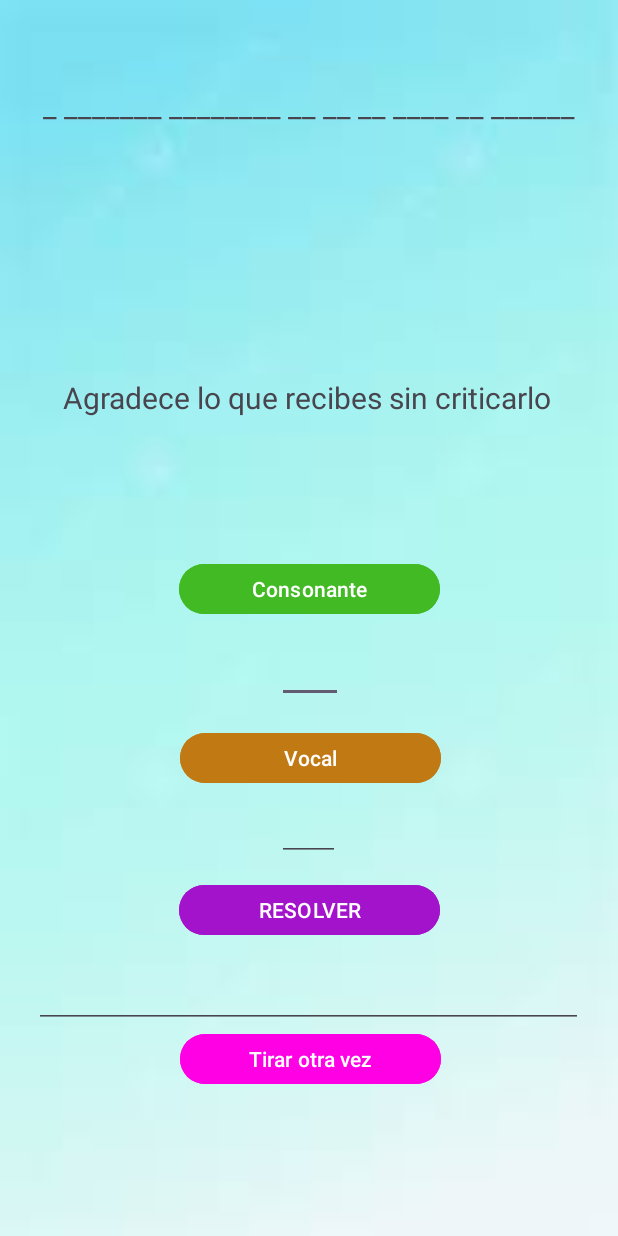
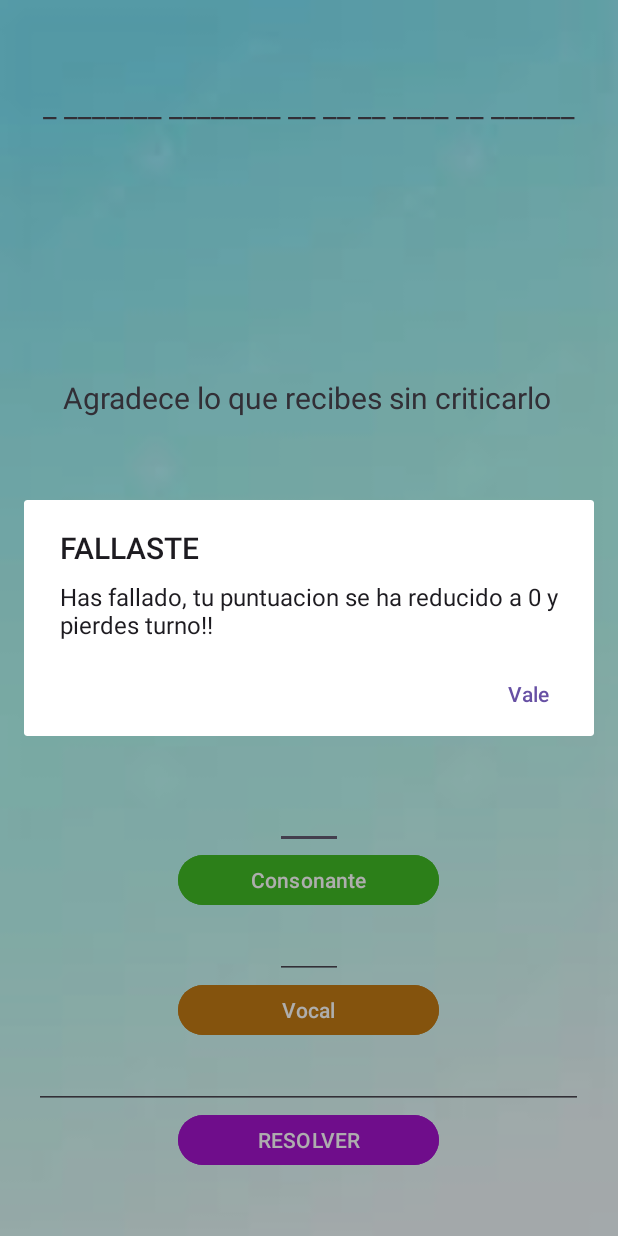
Before and after one commit to Alejan5drox-08M/Ruletilla_Suertuda, an Android app: the MainActivity3 screen opened directly, with no data from a screen before it, after a tap on "RESOLVER", on a phone screen of 412 x 824 dp. Run offline under Robolectric (Android 15) with nearby library versions, the phone set to English and light mode, and no system bars.

Commit message:
Commit almost finished

```diff
--- /dev/null
+++ b/app/src/main/java/com/example/ruletasuerte_isaacalejandro/Builder.kt
@@ -0,0 +1,33 @@
+package com.example.ruletasuerte_isaacalejandro
+
+import android.app.Activity
+import android.content.Context
+import android.content.Intent
+import androidx.appcompat.app.AlertDialog
+
+
+class Builder{
+
+    fun dialog(titulo:String,mensaje:String,mensajeboton:String,context: Context){
+        val builder = AlertDialog.Builder(context)
+        builder.setTitle(titulo)
+        builder.setMessage(mensaje)
+        builder.setPositiveButton(mensajeboton) { dialog, which ->
+        }
+        val dialog = builder.create()
+        dialog.show()
+    }
+    fun dialogIntent(titulo:String,mensaje:String,mensajeboton:String,context: Context,targetActivity: Class<out Activity>){
+        val builder = AlertDialog.Builder(context)
+        builder.setTitle(titulo)
+        builder.setMessage(mensaje)
+        builder.setPositiveButton(mensajeboton) { dialog, which ->
+            val intent = Intent(context, targetActivity)
+            if (intent.resolveActivity(context.packageManager) != null) {
+                context.startActivity(intent)
+            }
+        }
+        val dialog = builder.create()
+        dialog.show()
+    }
+}
--- /dev/null
+++ b/app/src/main/java/com/example/ruletasuerte_isaacalejandro/GestorTurnos.kt
@@ -0,0 +1,21 @@
+package com.example.ruletasuerte_isaacalejandro
+
+import android.content.SharedPreferences
+
+class GestorTurnos(private val totalJugadores: Int, private val sharedPreferences: SharedPreferences) {
+    var contador: Int
+        get() = sharedPreferences.getInt("turno", 1)  // Recuperar el turno guardado
+        set(value) = sharedPreferences.edit().putInt("turno", value).apply()  // Guardar el nuevo turno
+
+    /**
+     * Obtiene el jugador actual y avanza al siguiente turno.
+     */
+    fun siguienteTurno(): Int {
+        val jugadorActual = contador
+        contador++
+        if (contador > totalJugadores) {
+            contador = 1
+        }
+        return jugadorActual
+    }
+}
--- /dev/null
+++ b/app/src/main/java/com/example/ruletasuerte_isaacalejandro/Jugadores.kt
@@ -0,0 +1,24 @@
+package com.example.ruletasuerte_isaacalejandro
+
+import android.content.SharedPreferences
+
+class Jugadores {
+    var puntuaciones = MutableList(4) { 0 }
+
+    // Cargar las puntuaciones desde SharedPreferences
+    fun cargarPuntuaciones(sharedPreferences: SharedPreferences) {
+        // Verificamos si los valores están siendo correctamente cargados desde SharedPreferences
+        for (i in 0 until 4) {
+            puntuaciones[i] = sharedPreferences.getInt("puntuacionJugador${i + 1}", 0)
+        }
+    }
+
+    // Guardar las puntuaciones en SharedPreferences
+    fun guardarPuntuaciones(sharedPreferences: SharedPreferences) {
+        val editor = sharedPreferences.edit()
+        for (i in 0 until 4) {
+            editor.putInt("puntuacionJugador${i + 1}", puntuaciones[i])
+        }
+        editor.apply()
+    }
+}
--- a/app/src/main/java/com/example/ruletasuerte_isaacalejandro/MainActivity.kt
+++ b/app/src/main/java/com/example/ruletasuerte_isaacalejandro/MainActivity.kt
@@ -20,6 +20,10 @@ class MainActivity : AppCompatActivity() {
         val editor = sharedPreferences.edit()
         editor.clear() // Borra todos los valores guardados
         editor.apply()
+        val sharedPreferences1=getSharedPreferences("gameData", MODE_PRIVATE)
+        val editor1=sharedPreferences1.edit()
+        editor1.clear()
+        editor1.apply()
 
 
         mibinding=ActivityMainBinding.inflate(layoutInflater)
--- a/app/src/main/java/com/example/ruletasuerte_isaacalejandro/MainActivity3.kt
+++ b/app/src/main/java/com/example/ruletasuerte_isaacalejandro/MainActivity3.kt
@@ -2,7 +2,9 @@ package com.example.ruletasuerte_isaacalejandro
 
 import android.content.Context
 import android.content.Intent
+import android.content.SharedPreferences
 import android.os.Bundle
+import android.util.Log
 import android.widget.EditText
 import android.widget.Toast
 import androidx.activity.enableEdgeToEdge
@@ -17,11 +19,14 @@ import com.example.ruletasuerte_isaacalejandro.databinding.ActivityMain3Binding
 class MainActivity3 : AppCompatActivity() {
     lateinit var mibinding: ActivityMain3Binding
     lateinit var mibinding2: ActivityMain2Binding
-    val panel = Paneles()  // Instancia de la clase Paneles
+    val panel = Paneles()
     var frase = ""
     var pista = ""
     var estadoFrase = ""
-
+    lateinit var gestorTurnos: GestorTurnos
+    lateinit var builder: Builder
+    var jugadores=Jugadores()
+    lateinit var sharedPreferences: SharedPreferences
     override fun onCreate(savedInstanceState: Bundle?) {
         super.onCreate(savedInstanceState)
         enableEdgeToEdge()
@@ -30,9 +35,18 @@ class MainActivity3 : AppCompatActivity() {
         mibinding2 = ActivityMain2Binding.inflate(layoutInflater)
         setContentView(mibinding.root)
 
+        // Inicializar el botón deshabilitado
+        mibinding.botonTirarotravez.isVisible = false
+
         // Recuperar el número de jugadores de SharedPreferences
-        var sharedPreferences = getSharedPreferences("gameData", MODE_PRIVATE)
+        sharedPreferences = getSharedPreferences("gameData", MODE_PRIVATE)
         val numeroJugadores = sharedPreferences.getInt("numeroJugadores", 2) // 2 es el valor por defecto
+        val multiplicador= intent.getIntExtra("multiplicador",0)
+        gestorTurnos=GestorTurnos(numeroJugadores,sharedPreferences)
+        builder=Builder()
+        jugadores.cargarPuntuaciones(sharedPreferences)
+        val jugadorActual = sharedPreferences.getInt("jugadorActual", 1)
+
 
         if (numeroJugadores == 2) {
             mibinding2.layoutJugador3.isVisible = false
@@ -44,20 +58,17 @@ class MainActivity3 : AppCompatActivity() {
 
 
 
-        // Recuperar la frase y la pista desde SharedPreferences
-        sharedPreferences = getSharedPreferences("panelData", Context.MODE_PRIVATE)
+        val sharedPreferences = getSharedPreferences("panelData", Context.MODE_PRIVATE)
         frase = sharedPreferences.getString("frase", "") ?: ""
         pista = sharedPreferences.getString("pista", "") ?: ""
         estadoFrase = sharedPreferences.getString("estadoFrase", "").orEmpty()
         if (frase.isEmpty() || pista.isEmpty()) {
             obtenerNuevoPanel() // Obtiene una nueva frase y pista
         }
-
         // Si no se ha guardado el estado de la frase, inicializamos con guiones bajos
         if (estadoFrase.isEmpty()) {
             estadoFrase = frase.ocultar()
         }
-
         mibinding.textViewPanel.text = estadoFrase
         mibinding.textViewPista.text = pista
 
@@ -69,39 +80,21 @@ class MainActivity3 : AppCompatActivity() {
 
         // Listener del botón Consonante
         mibinding.botonConsonante.setOnClickListener {
-            comprobarLetra(mibinding.editTextTextConsonante,"aeiou", "Introduce una consonante válida")
+            comprobarLetra(mibinding.editTextTextConsonante,"aeiou", "Introduce una consonante válida",multiplicador,jugadorActual)
         }
 
         mibinding.botonVocal.setOnClickListener {
-            comprobarLetra(mibinding.editTextTextVocal,"bcdfghjklmnñpqrstvwxyz", "Introduce una vocal válida")
-
+            comprobarLetra(mibinding.editTextTextVocal,"bcdfghjklmnñpqrstvwxyz", "Introduce una vocal válida",multiplicador,jugadorActual)
+            /*mibinding.botonVocal.isEnabled = false
+            mibinding.editTextTextVocal.isEnabled = false*/
         }
 
         // Cuando el jugador resuelve el panel, navega hacia MainActivity2
         mibinding.botonResolver.setOnClickListener {
-            val solucion = mibinding.editTextTextResolver.text.toString().trim()
-            val fraseOriginal = frase.trim()
-
-            if (solucion.equals(fraseOriginal, ignoreCase = true)){
-                Toast.makeText(this, "Correcto", Toast.LENGTH_SHORT).show()
-
-                obtenerNuevoPanel()
-
-                // Navegar a la pantalla de siguiente panel o reiniciar
-                val intent = Intent(this, MainActivity2::class.java)
-                if (intent.resolveActivity(packageManager) != null) {
-                    startActivity(intent)
-                }
-            } else {
-                Toast.makeText(this, "Respuesta incorrecta", Toast.LENGTH_SHORT).show()
-                mibinding.editTextTextResolver.text.clear()
-            }
+            resolverPanel(jugadorActual)
         }
         mibinding.botonTirarotravez.setOnClickListener {
-            val intent = Intent(this, MainActivity2::class.java)
-            if (intent.resolveActivity(packageManager) != null) {
-                startActivity(intent)
-            }
+            Intent()
         }
     }
 
@@ -119,23 +112,62 @@ class MainActivity3 : AppCompatActivity() {
         editor.putString("estadoFrase", frase.ocultar()) // Inicializar la frase oculta
         editor.apply()
     }
+    private fun resolverPanel(jugadorActual:Int){
+        val solucion = mibinding.editTextTextResolver.text.toString().trim()
+        val fraseOriginal = frase.trim()
 
-    fun comprobarLetra(editText: EditText,letras: String, mensaje: String) {
-        val sharedPreferences = getSharedPreferences("panelData", Context.MODE_PRIVATE)
-        val letra = editText.text.toString().lowercase().firstOrNull()
+        if (solucion.equals(fraseOriginal, ignoreCase = true)){
+            builder.dialogIntent("GANASTE","Has ganado, enhorabuena!!","Vale",this,MainActivity::class.java)
+            obtenerNuevoPanel()
+        } else {
+            jugadores.puntuaciones[jugadorActual-1]=0
+            jugadores.guardarPuntuaciones(sharedPreferences)
+            mibinding.editTextTextResolver.text.clear()
+            val editor = sharedPreferences.edit()
+            val siguienteJugador = gestorTurnos.siguienteTurno() // Actualizar turno
+            editor.putInt("jugadorActual", siguienteJugador) // Guardamos el siguiente turno
+            editor.apply()
+            builder.dialogIntent("FALLASTE","Has fallado, tu puntuacion se ha reducido a 0 y pierdes turno!!","Vale",this,MainActivity2::class.java)
+
+        }
+    }
+
+
+
+    fun comprobarLetra(editText: EditText, letras: String, mensaje: String, multiplicador: Int,jugador:Int) {
+        var sharedPreferences = getSharedPreferences("panelData", Context.MODE_PRIVATE)
+        val letra = editText.text.toString().uppercase().firstOrNull()
 
         // Validar que la letra es una consonante
         if (letra == null || letra in letras || !letra.isLetter()) {
             Toast.makeText(this, mensaje, Toast.LENGTH_SHORT).show()
         } else {
+            // Comprobar si la letra está en la frase
+            if (!frase.contains(letra, ignoreCase = true)) {
+                // Si la letra no está en la frase, mostrar un Toast y regresar
+                Toast.makeText(this, "La letra no está en la frase. Pierdes el turno", Toast.LENGTH_SHORT).show()
+                val editor = sharedPreferences.edit()
+                val siguienteJugador = gestorTurnos.siguienteTurno() // Actualizar turno
+                editor.putInt("jugadorActual", siguienteJugador) // Guardamos el siguiente turno
+                editor.apply()
+                Intent()
+            } else {
+                if(letras=="aeiou"){
+                    val repeticiones = frase.count { it.equals(letra, ignoreCase = true) }
+                    var puntos=0
+                    // Calcular los puntos
+                    puntos += repeticiones * multiplicador  // Multiplicamos las repeticiones por el multiplicador
+
+                    // Mostrar los puntos acumulados
+                    Toast.makeText(this, "Puntos: $puntos", Toast.LENGTH_SHORT).show()
+                    puntuaciones(jugador,puntos)
+                }
+
                 // Construir la nueva frase basada en la consonante
                 val nuevaFrase = frase.mapIndexed { index, char ->
                     when {
                         char == ' ' -> ' ' // Mantener los espacios
-                    char.equals(
-                        letra,
-                        ignoreCase = true
-                    ) -> letra // Reemplazar la consonante si coincide
+                        char.equals(letra, ignoreCase = true) -> letra // Reemplazar la consonante si coincide
                         index < estadoFrase.length -> estadoFrase[index] // Mantener el estado actual
                         else -> "_" // Reemplazar con guion bajo sin espacio
                     }
@@ -152,11 +184,29 @@ class MainActivity3 : AppCompatActivity() {
 
                 // Limpiar el EditText después de procesar la consonante
                 editText.text.clear()
+                if(letras=="aeiou"){
+                    mibinding.botonTirarotravez.isVisible = true
+                    mibinding.botonConsonante.isEnabled = false
+                    mibinding.editTextTextConsonante.isEnabled = false
                 }
             }
+        }
+    }
+    fun puntuaciones(jugadorActual:Int,puntos:Int){
+        jugadores.puntuaciones[jugadorActual - 1] +=puntos
 
+        // Guardar las puntuaciones actualizadas en SharedPreferences
+        val sharedPreferences = getSharedPreferences("gameData", Context.MODE_PRIVATE)
+        jugadores.guardarPuntuaciones(sharedPreferences)
+    }
     // Función de extensión para transformar una frase a su forma oculta
     fun String.ocultar(): String {
         return this.map { if (it.isLetter()) '_' else it }.joinToString("")
     }
+    fun Intent(){
+        val intent = Intent(this, MainActivity2::class.java)
+        if (intent.resolveActivity(packageManager) != null) {
+            startActivity(intent)
         }
+    }
+}
--- a/app/src/main/res/layout/activity_main3.xml
+++ b/app/src/main/res/layout/activity_main3.xml
@@ -8,7 +8,75 @@
     android:background="@drawable/fondo3"
     tools:context=".MainActivity3">
 
+    <LinearLayout
+        android:id="@+id/botonesLayout"
+        android:layout_width="412dp"
+        android:layout_height="330dp"
+        android:layout_marginTop="92dp"
+        android:gravity="center|clip_vertical"
+        android:orientation="vertical"
+        android:textAlignment="center"
+        app:layout_constraintBottom_toBottomOf="parent"
+        app:layout_constraintEnd_toEndOf="parent"
+        app:layout_constraintStart_toStartOf="parent"
+        app:layout_constraintTop_toBottomOf="@+id/constraintLayout"
+        app:layout_constraintVertical_bias="0.655">
+
+        <EditText
+            android:id="@+id/editTextTextConsonante"
+            android:layout_width="45dp"
+            android:layout_height="45dp"
+            android:ems="10"
+            android:inputType="text" />
+
+        <Button
+            android:id="@+id/botonConsonante"
+            android:layout_width="174dp"
+            android:layout_height="41dp"
+            android:backgroundTint="#41BA24"
+            android:text="Consonante" />
+
+        <EditText
+            android:id="@+id/editTextTextVocal"
+            android:layout_width="45dp"
+            android:layout_height="45dp"
+            android:ems="10"
+            android:inputType="text"
+            android:textStyle="normal" />
+
+        <Button
+            android:id="@+id/botonVocal"
+            android:layout_width="174dp"
+            android:layout_height="41dp"
+            android:backgroundTint="#C17913"
+            android:text="Vocal" />
+
+        <EditText
+            android:id="@+id/editTextTextResolver"
+            android:layout_width="366dp"
+            android:layout_height="45dp"
+            android:ems="10"
+            android:inputType="text" />
+
+        <Button
+            android:id="@+id/botonResolver"
+            android:layout_width="174dp"
+            android:layout_height="41dp"
+            android:backgroundTint="#A313CC"
+            android:text="RESOLVER" />
+
+        <Button
+            android:id="@+id/botonTirarotravez"
+            android:layout_width="174dp"
+            android:layout_height="41dp"
+            android:backgroundTint="#FF00E5"
+            android:gravity="center|fill_vertical"
+            android:text="Tirar otra vez"
+            android:textAlignment="center" />
+    </LinearLayout>
+
     <androidx.constraintlayout.widget.ConstraintLayout
+        android:id="@+id/constraintLayout"
         android:layout_width="412dp"
         android:layout_height="379dp"
         app:layout_constraintEnd_toEndOf="parent"
@@ -41,96 +109,4 @@
             app:layout_constraintVertical_bias="0.806" />
     </androidx.constraintlayout.widget.ConstraintLayout>
 
-    <androidx.constraintlayout.widget.ConstraintLayout
-        android:layout_width="411dp"
-        android:layout_height="372dp"
-        android:layout_marginBottom="96dp"
-        app:layout_constraintBottom_toBottomOf="parent"
-        app:layout_constraintEnd_toEndOf="parent"
-        app:layout_constraintHorizontal_bias="1.0"
-        app:layout_constraintStart_toStartOf="parent">
-
-        <Button
-            android:id="@+id/botonVocal"
-            android:layout_width="174dp"
-            android:layout_height="41dp"
-            android:layout_marginTop="16dp"
-            android:backgroundTint="#C17913"
-            android:text="Vocal"
-            app:layout_constraintEnd_toEndOf="parent"
-            app:layout_constraintHorizontal_bias="0.502"
-            app:layout_constraintStart_toStartOf="parent"
-            app:layout_constraintTop_toBottomOf="@+id/editTextTextConsonante" />
-
-        <Button
-            android:id="@+id/botonConsonante"
-            android:layout_width="174dp"
-            android:layout_height="41dp"
-            android:layout_marginTop="16dp"
-            android:backgroundTint="#41BA24"
-            android:text="Consonante"
-            app:layout_constraintEnd_toEndOf="parent"
-            app:layout_constraintStart_toStartOf="parent"
-            app:layout_constraintTop_toTopOf="parent" />
-
-        <Button
-            android:id="@+id/botonTirarotravez"
-            android:layout_width="174dp"
-            android:layout_height="41dp"
-            android:backgroundTint="#FF00E5"
-            android:text="Tirar otra vez"
-            app:layout_constraintEnd_toEndOf="parent"
-            app:layout_constraintHorizontal_bias="0.502"
-            app:layout_constraintStart_toStartOf="parent"
-            app:layout_constraintTop_toBottomOf="@+id/editTextTextResolver" />
-
-        <EditText
-            android:id="@+id/editTextTextConsonante"
-            android:layout_width="44dp"
-            android:layout_height="43dp"
-            android:layout_marginTop="12dp"
-            android:ems="10"
-            android:inputType="text"
-            app:layout_constraintEnd_toEndOf="parent"
-            app:layout_constraintHorizontal_bias="0.501"
-            app:layout_constraintStart_toStartOf="parent"
-            app:layout_constraintTop_toBottomOf="@+id/botonConsonante" />
-
-        <EditText
-            android:id="@+id/editTextTextVocal"
-            android:layout_width="42dp"
-            android:layout_height="40dp"
-            android:layout_marginTop="8dp"
-            android:ems="10"
-            android:inputType="text"
-            app:layout_constraintEnd_toEndOf="parent"
-            app:layout_constraintHorizontal_bias="0.498"
-            app:layout_constraintStart_toStartOf="parent"
-            app:layout_constraintTop_toBottomOf="@+id/botonVocal" />
-
-        <Button
-            android:id="@+id/botonResolver"
-            android:layout_width="174dp"
-            android:layout_height="41dp"
-            android:layout_marginTop="12dp"
-            android:backgroundTint="#A313CC"
-            android:text="RESOLVER"
-            app:layout_constraintEnd_toEndOf="parent"
-            app:layout_constraintStart_toStartOf="parent"
-            app:layout_constraintTop_toBottomOf="@+id/editTextTextVocal" />
-
-        <EditText
-            android:id="@+id/editTextTextResolver"
-            android:layout_width="366dp"
-            android:layout_height="46dp"
-            android:layout_marginTop="12dp"
-            android:ems="10"
-            android:inputType="text"
-            app:layout_constraintBottom_toBottomOf="parent"
-            app:layout_constraintEnd_toEndOf="parent"
-            app:layout_constraintHorizontal_bias="0.488"
-            app:layout_constraintStart_toStartOf="parent"
-            app:layout_constraintTop_toBottomOf="@+id/botonResolver"
-            app:layout_constraintVertical_bias="0.0" />
-    </androidx.constraintlayout.widget.ConstraintLayout>
 </androidx.constraintlayout.widget.ConstraintLayout>
```
Also changed, not shown: app/src/main/java/com/example/ruletasuerte_isaacalejandro/MainActivity2.kt (+72 -69 lines). Lines whose indentation alone changed are shown as unchanged.
